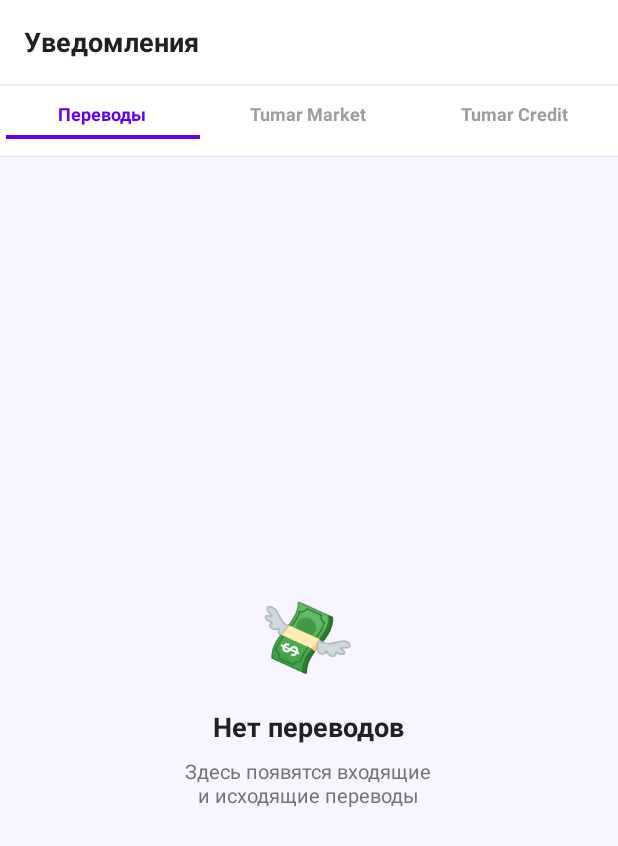
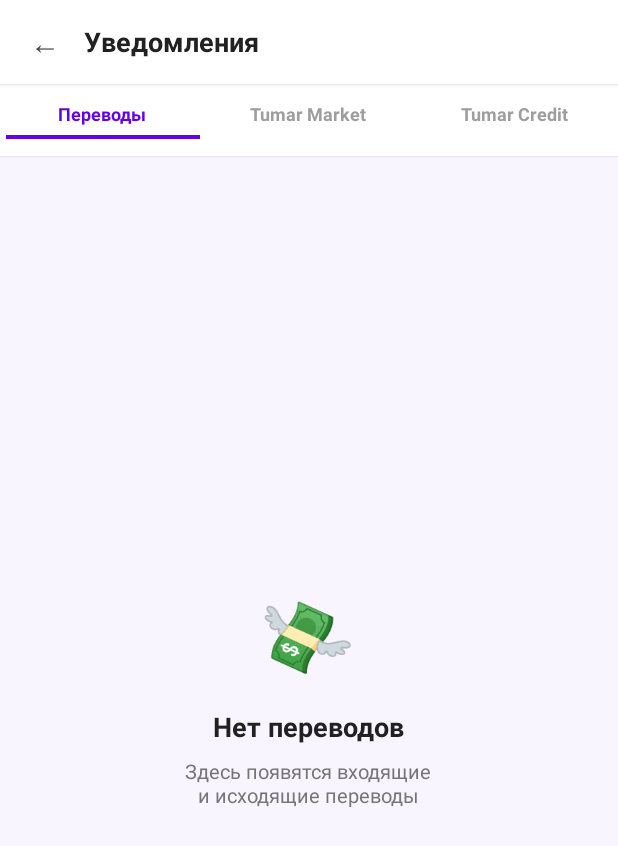
Before and after one commit to NailGareev/TumarSuperApp, an Android app: the fragment NotificationsFragment shown on its own in the app's theme, on a phone screen of 412 x 824 dp. Shown: the top 846 px of the screen. Run offline under Robolectric (Android 15) with nearby library versions, the phone set to English and light mode, and no system bars; network calls fail; 1 statement that could not run was skipped.

Commit message:
Fix: add back button to Notifications header
Since the activity AppBar is hidden on this screen, the back arrow
must live in the custom header. Added btn_notifications_back (←)
that calls onBackPressed().

Co-Authored-By: Claude Sonnet 4.6 <noreply@anthropic.com>
Claude-Session: https://claude.ai/code/session_01PvcL3UoPq6m3GiCtsjhYHD

```diff
--- a/app/src/main/java/com/digitalcompany/tumarsuperapp/NotificationsFragment.java
+++ b/app/src/main/java/com/digitalcompany/tumarsuperapp/NotificationsFragment.java
@@ -109,6 +109,11 @@ public class NotificationsFragment extends Fragment {
     @Override
     public void onViewCreated(@NonNull View view, @Nullable Bundle savedInstanceState) {
         super.onViewCreated(view, savedInstanceState);
+
+        // Back button
+        view.findViewById(R.id.btn_notifications_back).setOnClickListener(v -> {
+            if (getActivity() != null) getActivity().onBackPressed();
+        });
 
         // Tabs
         tabTransfers = view.findViewById(R.id.tab_transfers);
--- a/app/src/main/res/layout/fragment_notifications.xml
+++ b/app/src/main/res/layout/fragment_notifications.xml
@@ -11,19 +11,32 @@
         android:layout_height="56dp"
         android:orientation="horizontal"
         android:gravity="center_vertical"
-        android:paddingStart="16dp"
+        android:paddingStart="12dp"
         android:paddingEnd="16dp"
         android:background="#FFFFFF"
         android:elevation="2dp">
 
         <TextView
-            android:layout_width="wrap_content"
+            android:id="@+id/btn_notifications_back"
+            android:layout_width="36dp"
+            android:layout_height="36dp"
+            android:gravity="center"
+            android:text="←"
+            android:textSize="20sp"
+            android:textColor="#444444"
+            android:background="@drawable/bg_settings_btn"
+            android:layout_marginEnd="8dp"
+            android:clickable="true"
+            android:focusable="true" />
+
+        <TextView
+            android:layout_width="0dp"
             android:layout_height="wrap_content"
+            android:layout_weight="1"
             android:text="Уведомления"
             android:textSize="18sp"
             android:textStyle="bold"
-            android:textColor="#212121"
-            android:layout_weight="1" />
+            android:textColor="#212121" />
 
     </LinearLayout>
 
```
